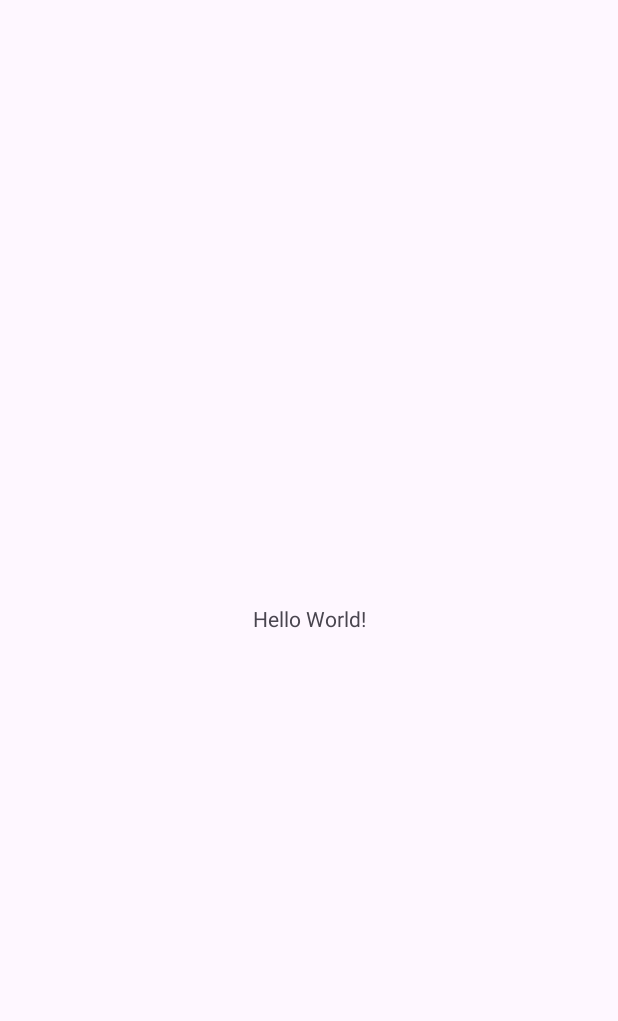
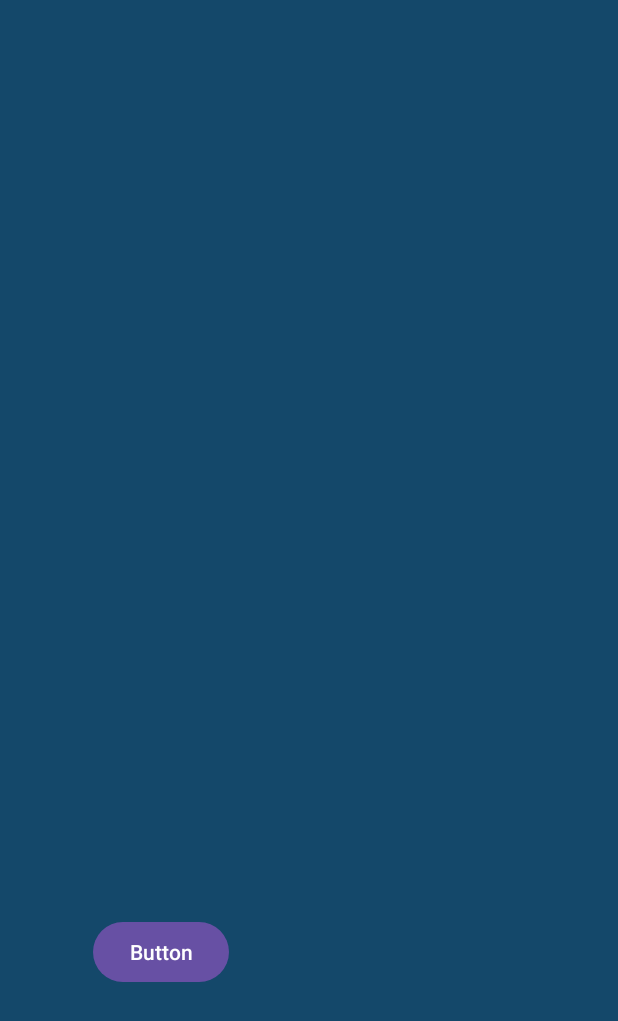
Before and after one commit to viniross/AppODS, an Android app: the screen it shows after launch (MainActivity), on a phone screen of 412 x 824 dp. Before the commit the part shown is almost empty. Shown: the top 1021 px of the screen. Run offline under Robolectric (Android 15) with nearby library versions, the phone set to English and light mode, and no system bars.

Commit message:
OS17
ODS17

```diff
--- a/app/src/main/AndroidManifest.xml
+++ b/app/src/main/AndroidManifest.xml
@@ -13,6 +13,9 @@
         android:theme="@style/Theme.AppODS"
         tools:targetApi="31">
         <activity
+            android:name=".ODS17"
+            android:exported="false" />
+        <activity
             android:name=".MainActivity"
             android:exported="true">
             <intent-filter>
--- a/app/src/main/java/com/example/appods/MainActivity.java
+++ b/app/src/main/java/com/example/appods/MainActivity.java
@@ -2,7 +2,10 @@ package com.example.appods;
 
 import androidx.appcompat.app.AppCompatActivity;
 
+import android.content.Intent;
 import android.os.Bundle;
+import android.view.View;
+import android.widget.Button;
 
 public class MainActivity extends AppCompatActivity {
 
@@ -10,5 +13,14 @@ public class MainActivity extends AppCompatActivity {
     protected void onCreate(Bundle savedInstanceState) {
         super.onCreate(savedInstanceState);
         setContentView(R.layout.activity_main);
+        Button ODS17 = findViewById(R.id.ODS17);
+        ODS17.setOnClickListener(new View.OnClickListener() {
+            @Override
+            public void onClick(View view) {
+                Intent ODS17 = new Intent(getApplicationContext(), ODS17.class);
+                startActivity(ODS17);
+            }
+        });
+
     }
 }
--- a/app/src/main/res/layout/activity_main.xml
+++ b/app/src/main/res/layout/activity_main.xml
@@ -4,15 +4,18 @@
     xmlns:tools="http://schemas.android.com/tools"
     android:layout_width="match_parent"
     android:layout_height="match_parent"
+    android:background="#14486A"
     tools:context=".MainActivity">
 
-    <TextView
+    <Button
+        android:id="@+id/ODS17"
         android:layout_width="wrap_content"
         android:layout_height="wrap_content"
-        android:text="Hello World!"
+        android:text="Button"
         app:layout_constraintBottom_toBottomOf="parent"
         app:layout_constraintEnd_toEndOf="parent"
+        app:layout_constraintHorizontal_bias="0.193"
         app:layout_constraintStart_toStartOf="parent"
-        app:layout_constraintTop_toTopOf="parent" />
-
+        app:layout_constraintTop_toTopOf="parent"
+        app:layout_constraintVertical_bias="0.787" />
 </androidx.constraintlayout.widget.ConstraintLayout>
--- a/app/src/main/res/values/colors.xml
+++ b/app/src/main/res/values/colors.xml
@@ -2,4 +2,5 @@
 <resources>
     <color name="black">#FF000000</color>
     <color name="white">#FFFFFFFF</color>
+
 </resources>
```
Also changed, not shown: app/src/main/java/com/example/appods/ODS17.java (added, +29 -0 lines), app/src/main/res/layout/activity_ods17.xml (added, +66 -0 lines), app/src/main/res/drawable/ods16.jpg (added), app/src/main/res/drawable/ods17.png (added), app/src/main/res/drawable/ods17_.jpg (added), 1 other file.
